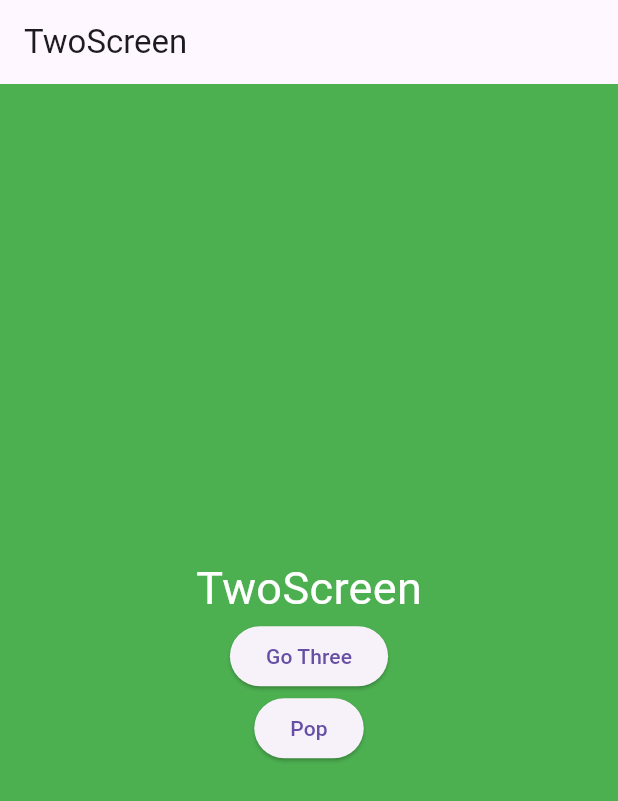
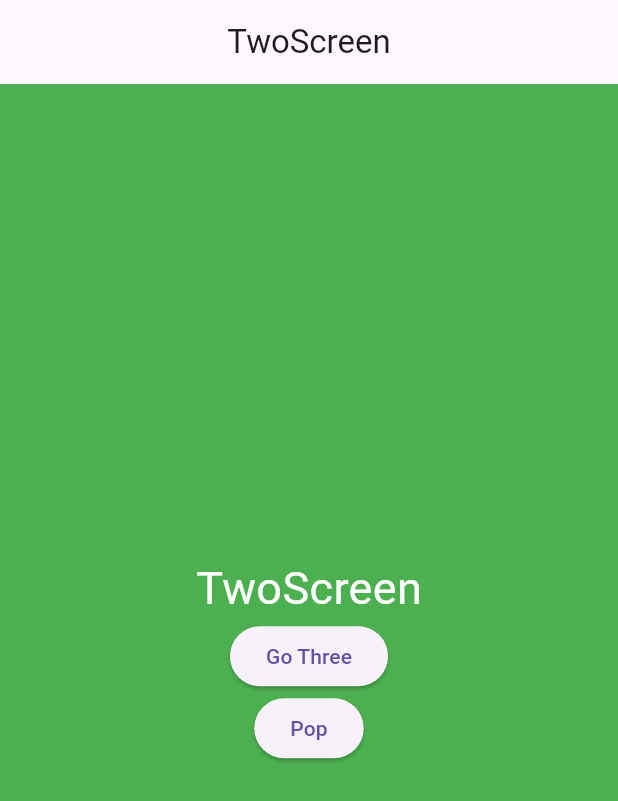
Before and after one commit to flutterian/dart-playground, a Flutter app: the screen it shows after launch, after a tap on "Go Two", on a phone screen of 412 x 824 dp. Shown: the top 801 px of the screen. Run offline on Flutter 3.47's test engine with Material 3 defaults, Android fonts, the phone set to English and light mode, and no system bars.

Commit message:
[Align] AppBar title이 IOS는 center로 가있는데 AOS는 왼쪽 정렬이라 centerTitle로 AOS 도 center로 맞춰줌

```diff
--- a/lib/entries/05_navigation/screen/four_screen.dart
+++ b/lib/entries/05_navigation/screen/four_screen.dart
@@ -7,7 +7,7 @@ class FourScreen extends StatelessWidget {
   Widget build(BuildContext context) {
     return MaterialApp(
       home: Scaffold(
-        appBar: AppBar(title: const Text('FourScreen')),
+        appBar: AppBar(title: const Text('FourScreen'), centerTitle: true),
         body: Container(
           color: Colors.cyan,
           child: Center(
--- a/lib/entries/05_navigation/screen/one_screen.dart
+++ b/lib/entries/05_navigation/screen/one_screen.dart
@@ -7,7 +7,7 @@ class OneScreen extends StatelessWidget {
   Widget build(BuildContext context) {
     return MaterialApp(
       home: Scaffold(
-        appBar: AppBar(title: const Text('OneScreen')),
+        appBar: AppBar(title: const Text('OneScreen'), centerTitle: true),
         body: Container(
           color: Colors.red,
           child: Center(
--- a/lib/entries/05_navigation/screen/three_screen.dart
+++ b/lib/entries/05_navigation/screen/three_screen.dart
@@ -7,7 +7,7 @@ class ThreeScreen extends StatelessWidget {
   Widget build(BuildContext context) {
     return MaterialApp(
       home: Scaffold(
-        appBar: AppBar(title: const Text('ThreeScreen')),
+        appBar: AppBar(title: const Text('ThreeScreen'), centerTitle: true),
         body: Container(
           color: Colors.yellow,
           child: Center(
--- a/lib/entries/05_navigation/screen/two_screen.dart
+++ b/lib/entries/05_navigation/screen/two_screen.dart
@@ -7,7 +7,7 @@ class TwoScreen extends StatelessWidget {
   Widget build(BuildContext context) {
     return MaterialApp(
       home: Scaffold(
-        appBar: AppBar(title: const Text('TwoScreen')),
+        appBar: AppBar(title: const Text('TwoScreen'), centerTitle: true),
         body: Container(
           color: Colors.green,
           child: Center(
```
